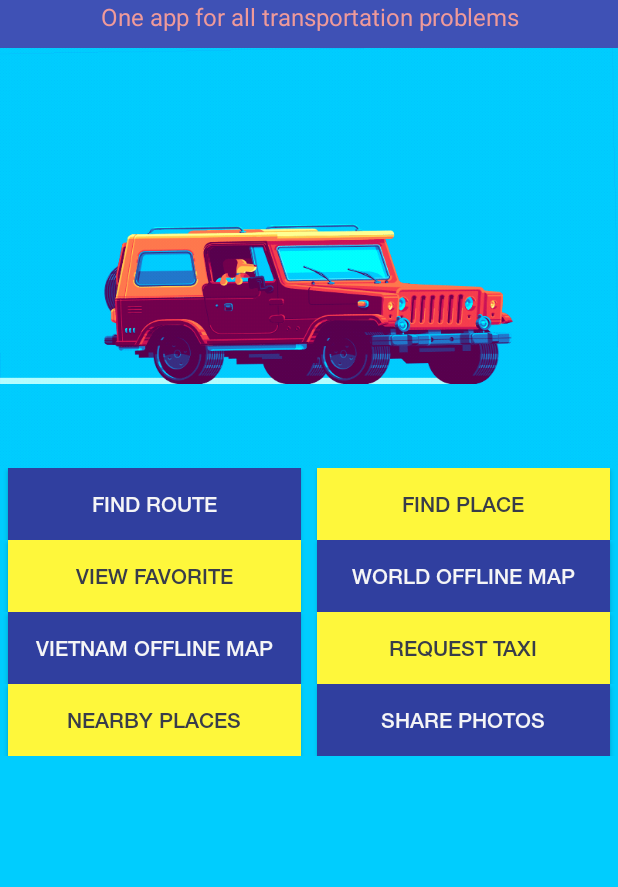
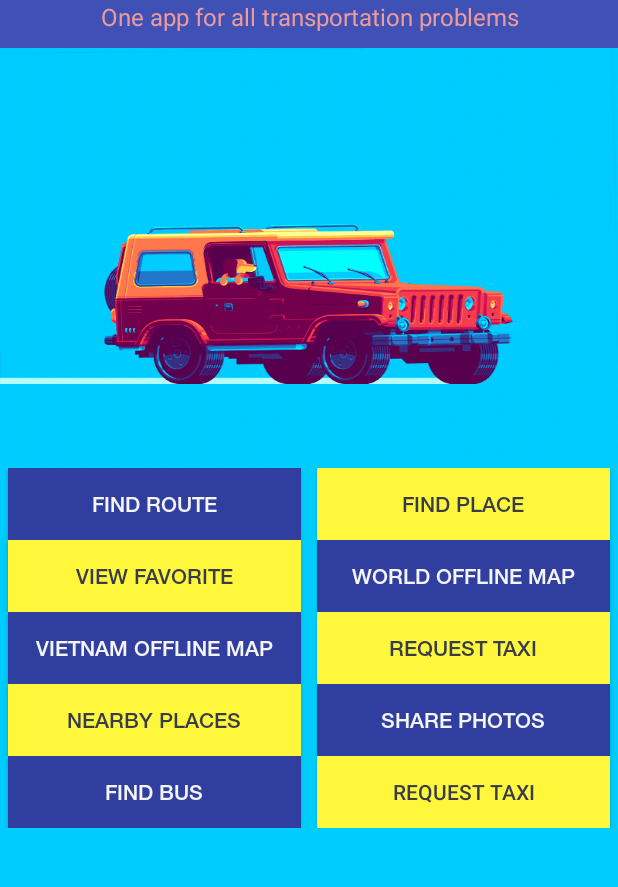
Before and after one commit to luong-komorebi/Overkill, an Android app: the screen it shows after launch (MainActivity), on a phone screen of 412 x 824 dp, the part 140-1027 px from its top. Run offline under Robolectric (Android 15) with nearby library versions, the phone set to English and light mode, and no system bars; libraries missing offline, so code that uses them is left out: com.github.paolorotolo.appintro; Roboto replaces fonts that are not available here; 1 statement that could not run was skipped.

Commit message:
Add find bus function based on webview

```diff
--- a/app/src/main/res/layout/activity_main.xml
+++ b/app/src/main/res/layout/activity_main.xml
@@ -156,6 +156,34 @@
                     android:text="Share Photos"/>
 
             </LinearLayout>
+            <LinearLayout
+                android:layout_width="match_parent"
+                android:layout_height="wrap_content"
+                android:orientation="horizontal">
+
+                <Button
+                    android:layout_width="0dp"
+                    android:layout_height="wrap_content"
+                    android:layout_weight="1"
+                    android:layout_marginRight="5dp"
+                    android:layout_marginLeft="5dp"
+                    android:background="#303f9f"
+                    android:textColor="#f5f5f6"
+                    android:id="@+id/findBusRoute"
+                    android:text="Find Bus"/>
+
+                <Button
+                    android:layout_width="0dp"
+                    android:layout_height="wrap_content"
+                    android:layout_weight="1"
+                    android:layout_marginRight="5dp"
+                    android:layout_marginLeft="5dp"
+                    android:background="#fef73b"
+                    android:textColor="#383c4a"
+                    android:id="@+id/requestUber"
+                    android:text="Request Taxi"/>
+
+            </LinearLayout>
 
         </LinearLayout>
     </ScrollView>
```
Also changed, not shown: app/src/main/AndroidManifest.xml (+11 -5 lines), app/src/main/java/luongvo/com/everythingtraffic/FindBus.java (added, +52 -0 lines), app/src/main/java/luongvo/com/everythingtraffic/MainActivity.java (+34 -0 lines), app/src/main/res/layout/waiting.xml (added, +11 -0 lines), app/src/main/res/drawable/waiting.gif (added).
